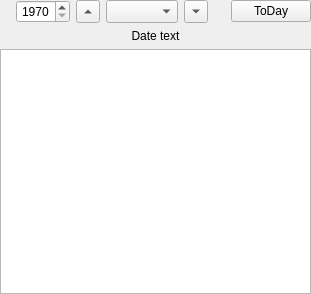
Before: the Qt Designer form Src/LunarCalendar.ui in KangLin/LunarCalendar, drawn with Qt 5.
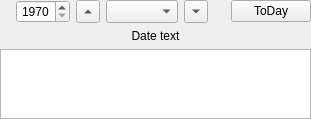
After: the same form once the commit is applied.

Commit message: Adjust windows size

Patch:
```diff
--- a/Src/LunarCalendar.ui
+++ b/Src/LunarCalendar.ui
@@ -7,7 +7,7 @@
     <x>0</x>
     <y>0</y>
     <width>311</width>
-    <height>294</height>
+    <height>119</height>
    </rect>
   </property>
   <property name="windowTitle">
```
The commit also changes 1 other file.
